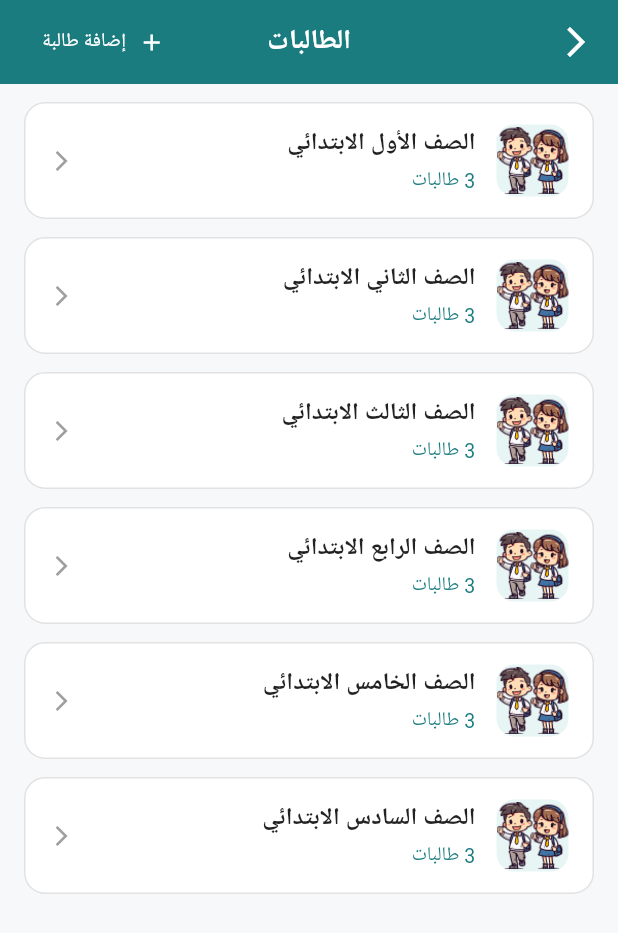
After one commit to shujounsultan-code/ayn-raqeeb, a Flutter app: the HomeScreen screen opened directly, after a tap on "الطالبات", on a phone screen of 412 x 824 dp. The commit adds this screen. Shown: the top 933 px of the screen. Run offline on Flutter 3.47's test engine with Material 3 defaults, Android fonts, the phone set to English and light mode, and no system bars.

Commit message:
Create Students screen with features

```diff
--- a/lib/home_screen.dart
+++ b/lib/home_screen.dart
@@ -1,11 +1,14 @@
 import 'package:flutter/material.dart';
 import 'widgets/back_button_widget.dart';
+import 'students_screen.dart';
 
 class HomeScreen extends StatelessWidget {
   const HomeScreen({super.key});
 
-  Widget _buildCard(String title, String imagePath) {
-    return Container(
+  Widget _buildCard(BuildContext context, String title, String imagePath, {VoidCallback? onTap}) {
+    return GestureDetector(
+      onTap: onTap,
+      child: Container(
         decoration: BoxDecoration(
           color: Colors.white,
           borderRadius: BorderRadius.circular(18),
@@ -34,6 +37,7 @@ class HomeScreen extends StatelessWidget {
             ),
           ],
         ),
+      ),
     );
   }
 
@@ -61,9 +65,10 @@ class HomeScreen extends StatelessWidget {
 
   @override
   Widget build(BuildContext context) {
-    return Scaffold(
+    return Directionality(
+      textDirection: TextDirection.rtl,
+      child: Scaffold(
         backgroundColor: const Color(0xFFF7F8FA),
-
         body: Stack(
           children: [
             SafeArea(
@@ -123,10 +128,20 @@ class HomeScreen extends StatelessWidget {
                         mainAxisSpacing: 14,
                         childAspectRatio: 1.05,
                         children: [
-                        _buildCard('الباصات', 'assets/images/bus.png'),
-                        _buildCard('الطالبات', 'assets/images/students.png'),
-                        _buildCard('الرسوم', 'assets/images/fees.png'),
-                        _buildCard('خريطة التتبع', 'assets/images/map.png'),
+                          _buildCard(context, 'الباصات', 'assets/images/bus.png'),
+                          _buildCard(
+                            context,
+                            'الطالبات',
+                            'assets/images/students.png',
+                            onTap: () => Navigator.push(
+                              context,
+                              MaterialPageRoute(
+                                builder: (_) => const StudentsScreen(),
+                              ),
+                            ),
+                          ),
+                          _buildCard(context, 'الرسوم', 'assets/images/fees.png'),
+                          _buildCard(context, 'خريطة التتبع', 'assets/images/map.png'),
                         ],
                       ),
                     ),
@@ -150,6 +165,7 @@ class HomeScreen extends StatelessWidget {
             const BackButtonWidget(),
           ],
         ),
+      ),
     );
   }
 }
--- /dev/null
+++ b/lib/students_screen.dart
@@ -0,0 +1,312 @@
+import 'package:flutter/material.dart';
+
+class StudentsScreen extends StatefulWidget {
+  const StudentsScreen({super.key});
+
+  @override
+  State<StudentsScreen> createState() => _StudentsScreenState();
+}
+
+class _StudentsScreenState extends State<StudentsScreen> {
+  String? _selectedGrade;
+
+  final Map<String, String> gradeNames = {
+    '1': 'الأول',
+    '2': 'الثاني',
+    '3': 'الثالث',
+    '4': 'الرابع',
+    '5': 'الخامس',
+    '6': 'السادس',
+  };
+
+  final Map<String, List<Map<String, dynamic>>> studentsByGrade = {
+    '1': [
+      {'name': 'جود العتيبي', 'bus': 12},
+      {'name': 'لانا الشهراني', 'bus': 15},
+      {'name': 'رهف المالكي', 'bus': 9},
+    ],
+    '2': [
+      {'name': 'ريم الحارثي', 'bus': 12},
+      {'name': 'دانة العتيبي', 'bus': 7},
+      {'name': 'سارة الغامدي', 'bus': 15},
+    ],
+    '3': [
+      {'name': 'نورة الشهري', 'bus': 9},
+      {'name': 'هيا العتيبي', 'bus': 12},
+      {'name': 'لمى الحربي', 'bus': 7},
+    ],
+    '4': [
+      {'name': 'شهد الزهراني', 'bus': 15},
+      {'name': 'جنى الغامدي', 'bus': 9},
+      {'name': 'غلا الحارثي', 'bus': 12},
+    ],
+    '5': [
+      {'name': 'أريام العتيبي', 'bus': 7},
+      {'name': 'ليان الشهري', 'bus': 15},
+      {'name': 'تالا الحربي', 'bus': 9},
+    ],
+    '6': [
+      {'name': 'لميس الغامدي', 'bus': 12},
+      {'name': 'رهف الشهري', 'bus': 7},
+      {'name': 'رزان الحارثي', 'bus': 15},
+    ],
+  };
+
+  void _addStudentDialog() {
+    final nameController = TextEditingController();
+    final gradeController = TextEditingController();
+    final busController = TextEditingController();
+
+    showDialog(
+      context: context,
+      builder: (ctx) => Directionality(
+        textDirection: TextDirection.rtl,
+        child: AlertDialog(
+          title: const Text('إضافة طالبة جديدة'),
+          content: Column(
+            mainAxisSize: MainAxisSize.min,
+            children: [
+              TextField(
+                controller: nameController,
+                decoration: const InputDecoration(labelText: 'اسم الطالبة'),
+              ),
+              TextField(
+                controller: gradeController,
+                keyboardType: TextInputType.number,
+                decoration: const InputDecoration(labelText: 'رقم الصف (1-6)'),
+              ),
+              TextField(
+                controller: busController,
+                keyboardType: TextInputType.number,
+                decoration: const InputDecoration(labelText: 'رقم الباص'),
+              ),
+            ],
+          ),
+          actions: [
+            TextButton(
+              onPressed: () => Navigator.pop(ctx),
+              child: const Text('إلغاء'),
+            ),
+            ElevatedButton(
+              style: ElevatedButton.styleFrom(
+                backgroundColor: const Color(0xFF1B7C80),
+              ),
+              onPressed: () {
+                final name = nameController.text.trim();
+                final grade = gradeController.text.trim();
+                final bus = int.tryParse(busController.text.trim());
+
+                if (name.isEmpty || !studentsByGrade.containsKey(grade) || bus == null) {
+                  return;
+                }
+
+                setState(() {
+                  studentsByGrade[grade]!.add({'name': name, 'bus': bus});
+                });
+                Navigator.pop(ctx);
+              },
+              child: const Text('إضافة', style: TextStyle(color: Colors.white)),
+            ),
+          ],
+        ),
+      ),
+    );
+  }
+
+  @override
+  Widget build(BuildContext context) {
+    return Directionality(
+      textDirection: TextDirection.rtl,
+      child: Scaffold(
+        backgroundColor: const Color(0xFFF7F8FA),
+        appBar: AppBar(
+          backgroundColor: const Color(0xFF1B7C80),
+          foregroundColor: Colors.white,
+          elevation: 0,
+          centerTitle: true,
+          title: Text(
+            _selectedGrade == null
+                ? 'الطالبات'
+                : 'طالبات الصف ${gradeNames[_selectedGrade!]}',
+            style: const TextStyle(
+              fontWeight: FontWeight.bold,
+              fontSize: 18,
+            ),
+          ),
+          leading: IconButton(
+            icon: const Icon(Icons.arrow_back_ios_new),
+            onPressed: () {
+              if (_selectedGrade != null) {
+                setState(() => _selectedGrade = null);
+              } else {
+                Navigator.pop(context);
+              }
+            },
+          ),
+          actions: _selectedGrade == null
+              ? [
+                  Padding(
+                    padding: const EdgeInsets.only(left: 12),
+                    child: TextButton.icon(
+                      onPressed: _addStudentDialog,
+                      icon: const Icon(Icons.add, color: Colors.white, size: 18),
+                      label: const Text(
+                        'إضافة طالبة',
+                        style: TextStyle(color: Colors.white, fontSize: 13),
+                      ),
+                    ),
+                  ),
+                ]
+              : null,
+        ),
+        body: _selectedGrade == null ? _buildGradeList() : _buildStudentList(),
+      ),
+    );
+  }
+
+  Widget _buildGradeList() {
+    return ListView.builder(
+      padding: const EdgeInsets.symmetric(horizontal: 16, vertical: 12),
+      itemCount: gradeNames.length,
+      itemBuilder: (context, index) {
+        final gradeKey = (index + 1).toString();
+        final gradeName = gradeNames[gradeKey]!;
+        final count = studentsByGrade[gradeKey]?.length ?? 0;
+
+        return GestureDetector(
+          onTap: () => setState(() => _selectedGrade = gradeKey),
+          child: Container(
+            margin: const EdgeInsets.only(bottom: 12),
+            padding: const EdgeInsets.symmetric(horizontal: 16, vertical: 14),
+            decoration: BoxDecoration(
+              color: Colors.white,
+              borderRadius: BorderRadius.circular(14),
+              border: Border.all(color: const Color(0xFFE2E2E2)),
+            ),
+            child: Row(
+              children: [
+                Container(
+                  width: 48,
+                  height: 48,
+                  decoration: BoxDecoration(
+                    color: const Color(0xFFE8F5F5),
+                    borderRadius: BorderRadius.circular(12),
+                  ),
+                  child: ClipRRect(
+                    borderRadius: BorderRadius.circular(12),
+                    child: Image.asset(
+                      'assets/images/students.png',
+                      fit: BoxFit.contain,
+                    ),
+                  ),
+                ),
+                const SizedBox(width: 14),
+                Expanded(
+                  child: Column(
+                    crossAxisAlignment: CrossAxisAlignment.start,
+                    children: [
+                      Text(
+                        'الصف $gradeName الابتدائي',
+                        style: const TextStyle(
+                          fontSize: 16,
+                          fontWeight: FontWeight.w600,
+                          color: Colors.black87,
+                        ),
+                      ),
+                      const SizedBox(height: 4),
+                      Text(
+                        '$count طالبات',
+                        style: const TextStyle(
+                          fontSize: 13,
+                          color: Color(0xFF1B7C80),
+                        ),
+                      ),
+                    ],
+                  ),
+                ),
+                const Icon(
+                  Icons.arrow_back_ios_new,
+                  size: 16,
+                  color: Colors.grey,
+                ),
+              ],
+            ),
+          ),
+        );
+      },
+    );
+  }
+
+  Widget _buildStudentList() {
+    final students = studentsByGrade[_selectedGrade!] ?? [];
+
+    if (students.isEmpty) {
+      return const Center(
+        child: Text(
+          'لا توجد طالبات.',
+          style: TextStyle(fontSize: 16, color: Colors.grey),
+        ),
+      );
+    }
+
+    return ListView.builder(
+      padding: const EdgeInsets.symmetric(horizontal: 16, vertical: 12),
+      itemCount: students.length,
+      itemBuilder: (context, index) {
+        final student = students[index];
+        return Container(
+          margin: const EdgeInsets.only(bottom: 10),
+          padding: const EdgeInsets.symmetric(horizontal: 16, vertical: 12),
+          decoration: BoxDecoration(
+            color: Colors.white,
+            borderRadius: BorderRadius.circular(14),
+            border: Border.all(color: const Color(0xFFE2E2E2)),
+          ),
+          child: Row(
+            children: [
+              Container(
+                width: 45,
+                height: 45,
+                decoration: BoxDecoration(
+                  color: const Color(0xFFE8F5F5),
+                  borderRadius: BorderRadius.circular(12),
+                ),
+                child: ClipRRect(
+                  borderRadius: BorderRadius.circular(12),
+                  child: Image.asset(
+                    'assets/images/students.png',
+                    fit: BoxFit.contain,
+                  ),
+                ),
+              ),
+              const SizedBox(width: 14),
+              Expanded(
+                child: Column(
+                  crossAxisAlignment: CrossAxisAlignment.start,
+                  children: [
+                    Text(
+                      student['name'],
+                      style: const TextStyle(
+                        fontSize: 15,
+                        fontWeight: FontWeight.bold,
+                        color: Color(0xFF333333),
+                      ),
+                    ),
+                    const SizedBox(height: 4),
+                    Text(
+                      'باص ${student['bus']}',
+                      style: const TextStyle(
+                        fontSize: 13,
+                        color: Color(0xFF1B7C80),
+                      ),
+                    ),
+                  ],
+                ),
+              ),
+            ],
+          ),
+        );
+      },
+    );
+  }
+}
```
Lines whose indentation alone changed are shown as unchanged.
